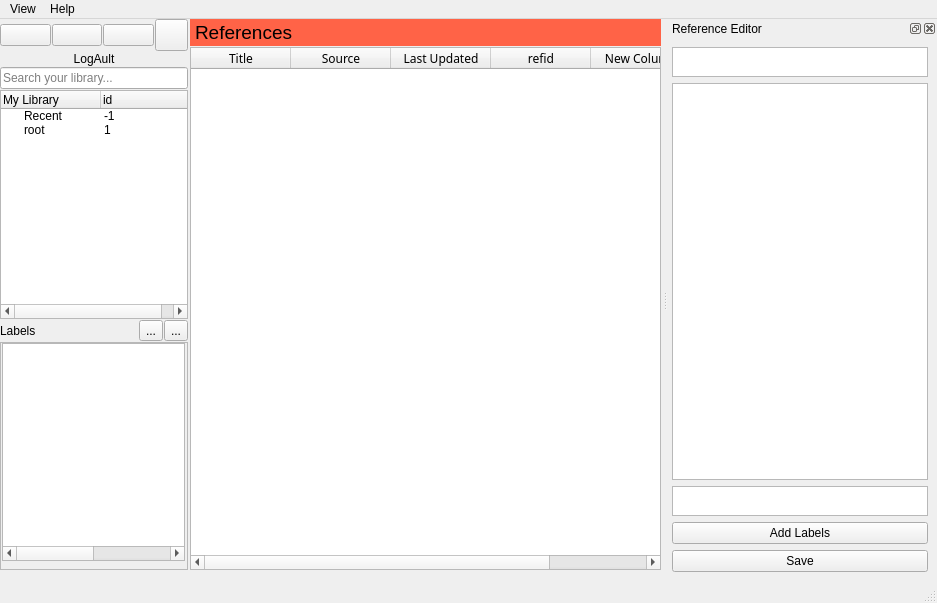
The window that logault.ui (SyedHusaini/LOGault) describes before a commit, drawn with Qt 5.
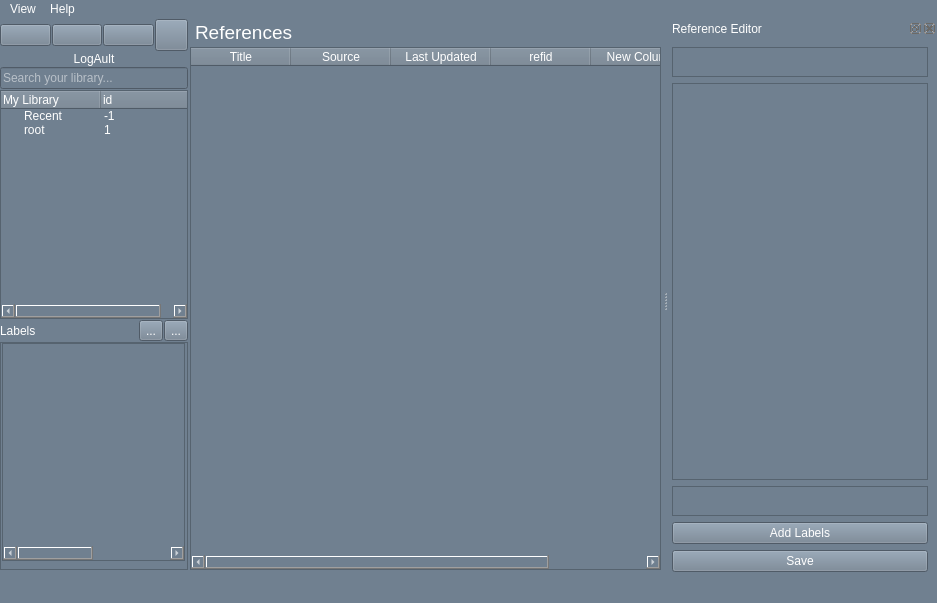
The same window after the commit. Icons and pictures are not drawn.

Patch:
```diff
--- a/logault.ui
+++ b/logault.ui
@@ -13,6 +13,11 @@
   <property name="windowTitle">
    <string>MainWindow</string>
   </property>
+  <property name="styleSheet">
+   <string notr="true">background-color: slategray;
+selection-background-color: rgb(186, 189, 182);
+color: white;</string>
+  </property>
   <widget class="QWidget" name="centralwidget">
    <widget class="QWidget" name="verticalLayoutWidget">
     <property name="geometry">
@@ -253,7 +258,7 @@
           <bool>false</bool>
          </property>
          <property name="alternatingRowColors">
-          <bool>true</bool>
+          <bool>false</bool>
          </property>
          <property name="selectionMode">
           <enum>QAbstractItemView::SingleSelection</enum>
@@ -329,7 +334,7 @@
      <item>
       <widget class="QLabel" name="ref_box_title">
        <property name="styleSheet">
-        <string notr="true">background-color : tomato</string>
+        <string notr="true"/>
        </property>
        <property name="text">
         <string>&lt;html&gt;&lt;head/&gt;&lt;body&gt;&lt;table border=&quot;0&quot; style=&quot; margin-top:0px; margin-bottom:0px; margin-left:0px; margin-right:0px;&quot; cellspacing=&quot;2&quot; cellpadding=&quot;0&quot;&gt;&lt;tr&gt;&lt;td&gt;&lt;p&gt;&lt;img src=&quot;icons/reference.png&quot; width=&quot;25&quot; height=&quot;25&quot;/&gt;&lt;/p&gt;&lt;/td&gt;&lt;td&gt;&lt;p&gt;&lt;span style=&quot; font-size:14pt;&quot;&gt;References&lt;/span&gt;&lt;/p&gt;&lt;/td&gt;&lt;/tr&gt;&lt;/table&gt;&lt;/body&gt;&lt;/html&gt;</string>
@@ -363,7 +368,7 @@
         <bool>false</bool>
        </property>
        <property name="alternatingRowColors">
-        <bool>true</bool>
+        <bool>false</bool>
        </property>
        <property name="selectionBehavior">
         <enum>QAbstractItemView::SelectRows</enum>
```
